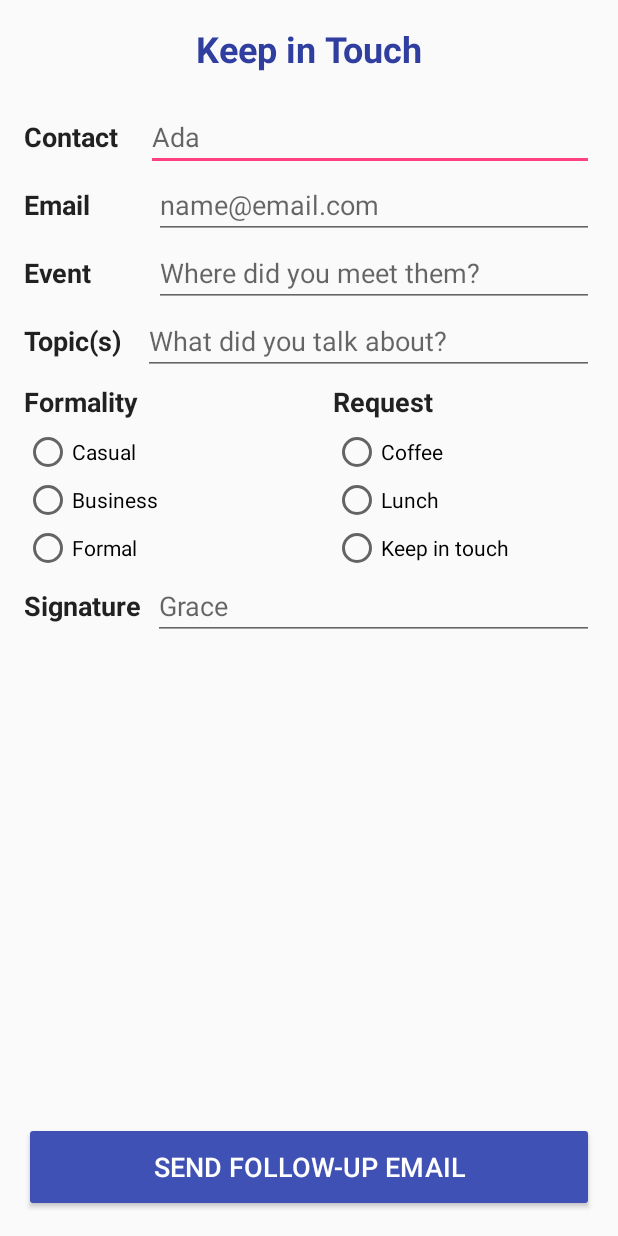
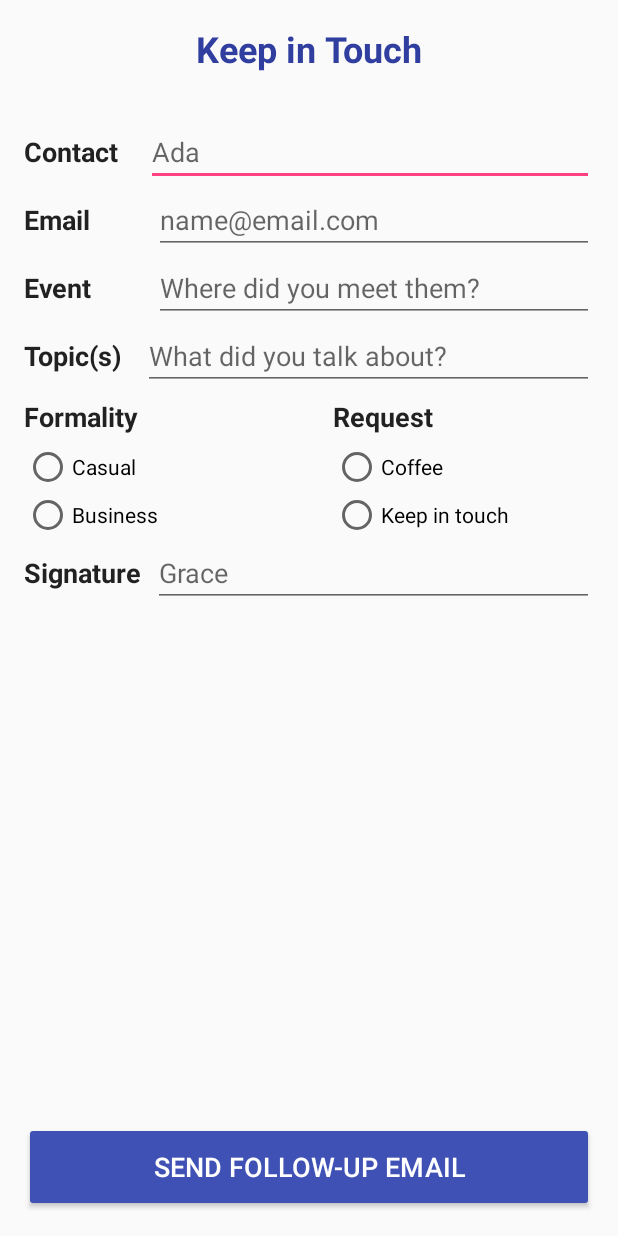
Before and after one commit to carolineh101/HackOverflow-Android-Kit, an Android app: the screen it shows after launch (MainActivity), on a phone screen of 412 x 824 dp. Run offline under Robolectric (Android 15) with nearby library versions, the phone set to English and light mode, and no system bars.

```diff
--- a/app/src/main/java/com/example/carolineho/hackoverflow_android_kit/MainActivity.java
+++ b/app/src/main/java/com/example/carolineho/hackoverflow_android_kit/MainActivity.java
@@ -1,10 +1,27 @@
 package com.example.carolineho.hackoverflow_android_kit;
 
+import android.content.Intent;
 import android.support.v7.app.ActionBar;
 import android.support.v7.app.AppCompatActivity;
 import android.os.Bundle;
+import android.view.View;
+import android.widget.Button;
+import android.widget.EditText;
+import android.widget.RadioButton;
+import android.widget.Toast;
 
 public class MainActivity extends AppCompatActivity {
+
+    private EditText mContact;
+    private EditText mEmail;
+    private EditText mEvent;
+    private EditText mTopic;
+    private EditText mSignature;
+    private RadioButton mCasual;
+    private RadioButton mBusiness;
+    private RadioButton mCoffee;
+    private RadioButton mKeepInTouch;
+    private Button mSendEmail;
 
     @Override
     protected void onCreate(Bundle savedInstanceState) {
@@ -12,5 +29,67 @@ public class MainActivity extends AppCompatActivity {
         ActionBar actionBar = getSupportActionBar();
         actionBar.hide();
         setContentView(R.layout.activity_main);
+
+        mContact = (EditText) findViewById(R.id.contact);
+        mEmail = (EditText) findViewById(R.id.email);
+        mEvent = (EditText) findViewById(R.id.event);
+        mTopic = (EditText) findViewById(R.id.topic);
+        mSignature = (EditText) findViewById(R.id.signature);
+        mCasual = (RadioButton) findViewById(R.id.casual);
+        mBusiness = (RadioButton) findViewById(R.id.business);
+        mCoffee = (RadioButton) findViewById(R.id.coffee);
+        mKeepInTouch = (RadioButton) findViewById(R.id.keepInTouch);
+        mSendEmail = (Button) findViewById(R.id.sendEmail);
+
+        View.OnClickListener sendEmailListener = new View.OnClickListener() {
+            @Override
+            public void onClick(View v) {
+                if ((!mCasual.isChecked() && !mBusiness.isChecked()) || (!mCoffee.isChecked() && !mKeepInTouch.isChecked())
+                        || mContact.getText().length() == 0 || mEmail.getText().length() == 0 || mEvent.getText().length() == 0
+                        || mTopic.getText().length() == 0 || mSignature.getText().length() == 0) {
+                    Toast.makeText(MainActivity.this, "Please complete all fields.", Toast.LENGTH_SHORT).show();
+                } else {
+                    String greeting;
+                    String recap;
+                    String request;
+                    String closing;
+
+                    if (mCasual.isChecked()) {
+                        greeting = "Hi " + mContact.getText().toString() + ",\n\n";
+                        recap = "It was great to meet you at " + mEvent.getText().toString() +
+                                "! I really enjoyed talking with you about " + mTopic.getText().toString() + ". ";
+                        if (mCoffee.isChecked())
+                            request = "Let me know if you're ever free to grab coffee!\n\n";
+                        else
+                            request = "Let's keep in touch!\n\n";
+                        closing = "Best,\n" + mSignature.getText().toString();
+                    } else {
+                        greeting = "Dear " + mContact.getText().toString() + ",\n\n";
+                        recap = "It was a pleasure to meet you at " + mEvent.getText().toString() +
+                                " – I really enjoyed talking with you about " + mTopic.getText().toString() + ". ";
+                        if (mCoffee.isChecked())
+                            request = "If you have time in the coming weeks, I would love to take you to coffee to talk further.\n\n";
+                        else
+                            request = "I hope to keep in touch.\n\n";
+                        closing = "Many thanks,\n" + mSignature.getText().toString();
+                    }
+
+                    String message = greeting + recap + request + closing;
+
+                    Intent i = new Intent(Intent.ACTION_SEND);
+                    i.setType("message/rfc822");
+                    i.putExtra(Intent.EXTRA_EMAIL, new String[]{mEmail.getText().toString()});
+                    i.putExtra(Intent.EXTRA_SUBJECT, "Following up from " + mEvent.getText().toString());
+                    i.putExtra(Intent.EXTRA_TEXT, message);
+                    try {
+                        startActivity(Intent.createChooser(i, "Send mail..."));
+                    } catch (android.content.ActivityNotFoundException ex) {
+                        Toast.makeText(MainActivity.this, "There are no email clients installed.", Toast.LENGTH_SHORT).show();
+                    }
+                }
+            }
+        };
+
+        mSendEmail.setOnClickListener(sendEmailListener);
     }
 }
--- a/app/src/main/res/layout/activity_main.xml
+++ b/app/src/main/res/layout/activity_main.xml
@@ -44,7 +44,7 @@
         android:layout_centerHorizontal="true"
         android:layout_above="@+id/sendEmail"
         android:layout_below="@+id/textView"
-        android:layout_marginTop="20dp">
+        android:layout_marginTop="30dp">
 
         <LinearLayout
             android:orientation="horizontal"
@@ -184,12 +184,6 @@
                     android:id="@+id/business"
                     android:layout_weight="1" />
 
-                <RadioButton
-                    android:text="Formal"
-                    android:layout_width="match_parent"
-                    android:layout_height="wrap_content"
-                    android:id="@+id/formal"
-                    android:layout_weight="1" />
             </LinearLayout>
 
             <LinearLayout
@@ -214,13 +208,6 @@
                     android:layout_width="match_parent"
                     android:layout_height="wrap_content"
                     android:id="@+id/coffee"
-                    android:layout_weight="1" />
-
-                <RadioButton
-                    android:text="Lunch"
-                    android:layout_width="match_parent"
-                    android:layout_height="wrap_content"
-                    android:id="@+id/lunch"
                     android:layout_weight="1" />
 
                 <RadioButton
@@ -252,7 +239,7 @@
                 android:layout_height="wrap_content"
                 android:inputType="textEmailAddress"
                 android:ems="10"
-                android:id="@+id/editText6"
+                android:id="@+id/signature"
                 android:layout_weight="10.04"
                 android:hint="Grace" />
         </LinearLayout>
```
